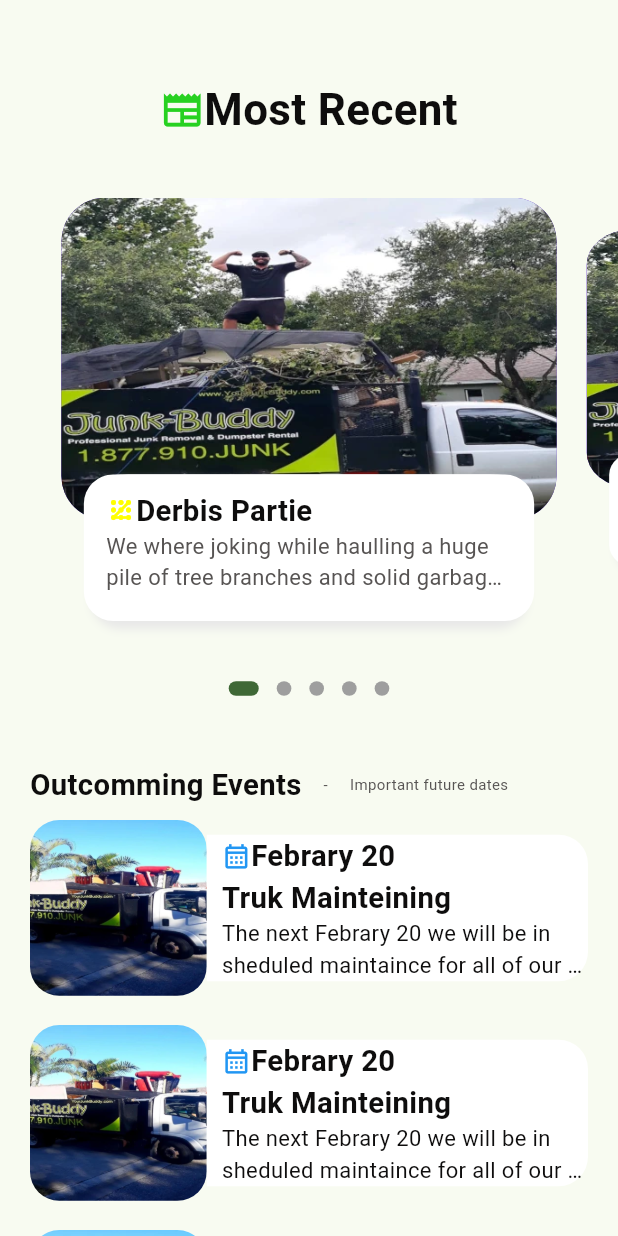
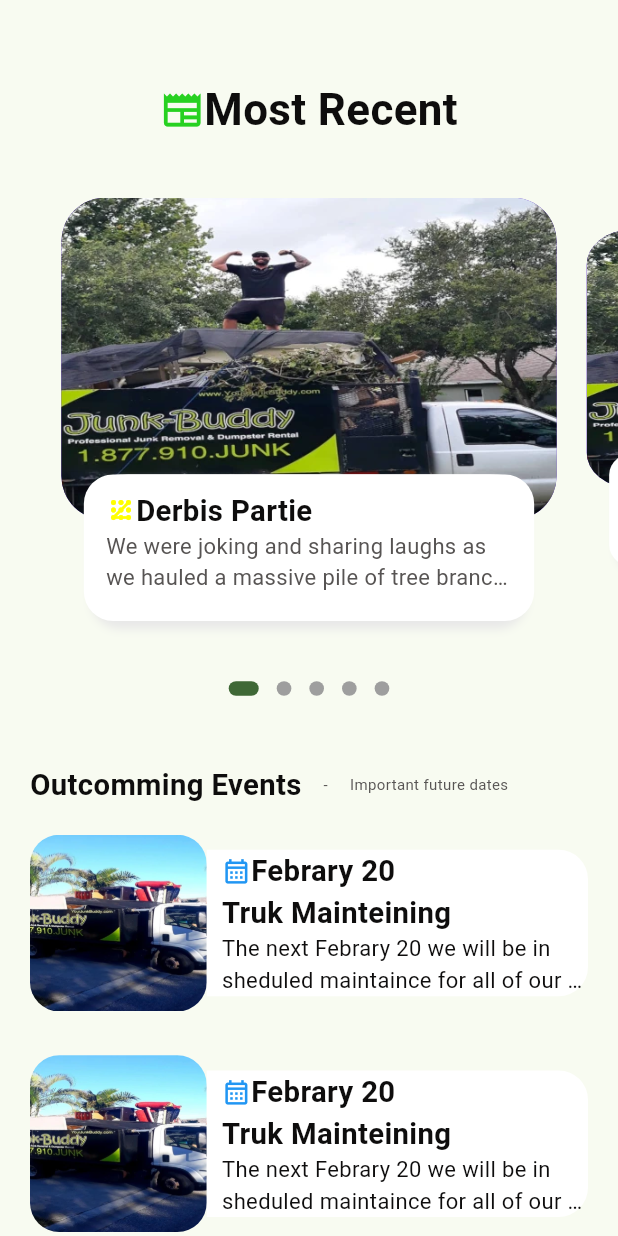
Before and after one commit to exagonsoft/Marcos-Haul-Solutions-Mobile, a Flutter app: the MainHomePage screen opened directly, on a phone screen of 412 x 824 dp. Run offline on Flutter 3.47's test engine with Material 3 defaults, Android fonts, the phone set to English and light mode, and no system bars; drawn by our look-alikes of dots_indicator; our stand-ins replace get.

Commit message:
#1 Update Project Structure

```diff
--- a/lib/langs/langs.dart
+++ b/lib/langs/langs.dart
@@ -6,6 +6,14 @@ class AppLangs {
         'outcoming': "Outcomming Events",
         'outcomingDescription': "Important future dates"
       },
+      'postDetailsUI': {
+        'likes': 'likes',
+        'comments': "comments",
+        'likeit': "Like it",
+        'commentIt': "Comment",
+        'showMore': "Show more",
+        'showLess': "Show less"
+      },
     },
     'es': {
       'homePageUI': {
@@ -13,6 +21,14 @@ class AppLangs {
         'outcoming': "Proximos Eventos",
         'outcomingDescription': "Fechas mas significativas"
       },
+      'postDetailsUI': {
+        'likes': 'aprovaciones',
+        'comments': "comentarios",
+        'likeit': "Me gusta",
+        'commentIt': "Comentar",
+        'showMore': "Mostrar mas",
+        'showLess': "Mostrar menos"
+      },
     },
   };
 }
--- a/lib/main.dart
+++ b/lib/main.dart
@@ -1,6 +1,7 @@
 import 'package:flutter/material.dart';
 import 'package:get/get.dart';
-import 'package:marcos_haull_solutions/home/main_home_page.dart';
+import 'package:marcos_haull_solutions/pages/home/main_home_page.dart';
+import 'package:marcos_haull_solutions/pages/posts/future_events_details.dart';
 import 'package:marcos_haull_solutions/utils/colors.dart';
 
 void main() {
@@ -20,7 +21,7 @@ class MyApp extends StatelessWidget {
         colorScheme: ColorScheme.fromSeed(seedColor: AppColors.primaryColor),
         useMaterial3: true,
       ),
-      home: const MainHomePage(),
+      home: const FutureEventsDetails(),
     );
   }
 }
--- /dev/null
+++ b/lib/mockData/mock_data.dart
@@ -0,0 +1,6 @@
+class MockData {
+  static Map<String, dynamic> mockData = {
+    'post1':
+        "We were joking and sharing laughs as we hauled a massive pile of tree branches and solid garbage to Miami Downtown Lolitas Storage. Despite the heavy load, our team's camaraderie and efficient work ethic kept the spirits high. With each trip, we ensured that the venue remained clean and ready for the next exciting event. Our commitment to excellence shines through in every task we undertake. Partner with us for your hauling needs and experience professionalism with a smile! We were joking and sharing laughs as we hauled a massive pile of tree branches and solid garbage to Miami Downtown Lolitas Storage. Despite the heavy load, our team's camaraderie and efficient work ethic kept the spirits high. With each trip, we ensured that the venue remained clean and ready for the next exciting event. Our commitment to excellence shines through in every task we undertake. Partner with us for your hauling needs and experience professionalism with a smile!",
+  };
+}
--- a/lib/home/main_home_body.dart
+++ b/lib/pages/home/main_home_body.dart
@@ -1,6 +1,7 @@
 import 'package:dots_indicator/dots_indicator.dart';
 import 'package:flutter/material.dart';
 import 'package:marcos_haull_solutions/langs/langs.dart';
+import 'package:marcos_haull_solutions/mockData/mock_data.dart';
 import 'package:marcos_haull_solutions/utils/colors.dart';
 import 'package:marcos_haull_solutions/utils/dimensions.dart';
 import 'package:marcos_haull_solutions/widgets/custom_icon.dart';
@@ -105,12 +106,12 @@ class _MainHomeBodyState extends State<MainHomeBody> {
                 left: APPDimensions.width20,
                 right: APPDimensions.width20,
                 bottom: APPDimensions.height10,
-                top: APPDimensions.height10),
+                top: APPDimensions.height20),
             child: Row(children: [
               //Event Image Section
               Container(
                 width: APPDimensions.width120,
-                height: APPDimensions.height120,
+                height: APPDimensions.width120,
                 decoration: BoxDecoration(
                     borderRadius: BorderRadius.circular(APPDimensions.height20),
                     color: Colors.white38,
@@ -263,8 +264,7 @@ class _MainHomeBodyState extends State<MainHomeBody> {
                   ],
                 ),
                 CustomText(
-                  text:
-                      "We where joking while haulling a huge pile of tree branches and solid garbage in Miami DownTown Lolitas Storage.",
+                  text: MockData.mockData['post1'],
                   textMaxLines: 2,
                   size: APPDimensions.height15,
                   color: AppColors.textColor,
--- a/lib/home/main_home_page.dart
+++ b/lib/pages/home/main_home_page.dart
@@ -1,5 +1,5 @@
 import 'package:flutter/material.dart';
-import 'package:marcos_haull_solutions/home/main_home_body.dart';
+import 'package:marcos_haull_solutions/pages/home/main_home_body.dart';
 import 'package:marcos_haull_solutions/langs/langs.dart';
 import 'package:marcos_haull_solutions/utils/colors.dart';
 import 'package:marcos_haull_solutions/utils/dimensions.dart';
--- a/lib/utils/colors.dart
+++ b/lib/utils/colors.dart
@@ -5,4 +5,10 @@ class AppColors {
   static const Color blackTextColor = Color.fromARGB(255, 14, 13, 13);
   static const Color primaryColor = Color.fromARGB(255, 39, 209, 33);
   static const Color secondaryColor = Color.fromARGB(255, 91, 44, 199);
+  static const Color buttonsColor = Color.fromARGB(207, 204, 201, 212);
+  static const Color actionButtonsColor = Color.fromARGB(207, 167, 162, 177);
+  static const Color actionContainerColor = Color.fromARGB(226, 218, 217, 221);
+
+  static const Color socialBlue = Color.fromARGB(234, 16, 13, 187);
+  static const Color socialLight = Color.fromARGB(234, 136, 136, 143);
 }
```
Also changed, not shown: lib/widgets/custom_icon_button.dart (added, +32 -0 lines), lib/widgets/custom_icon_text_button.dart (added, +57 -0 lines).
